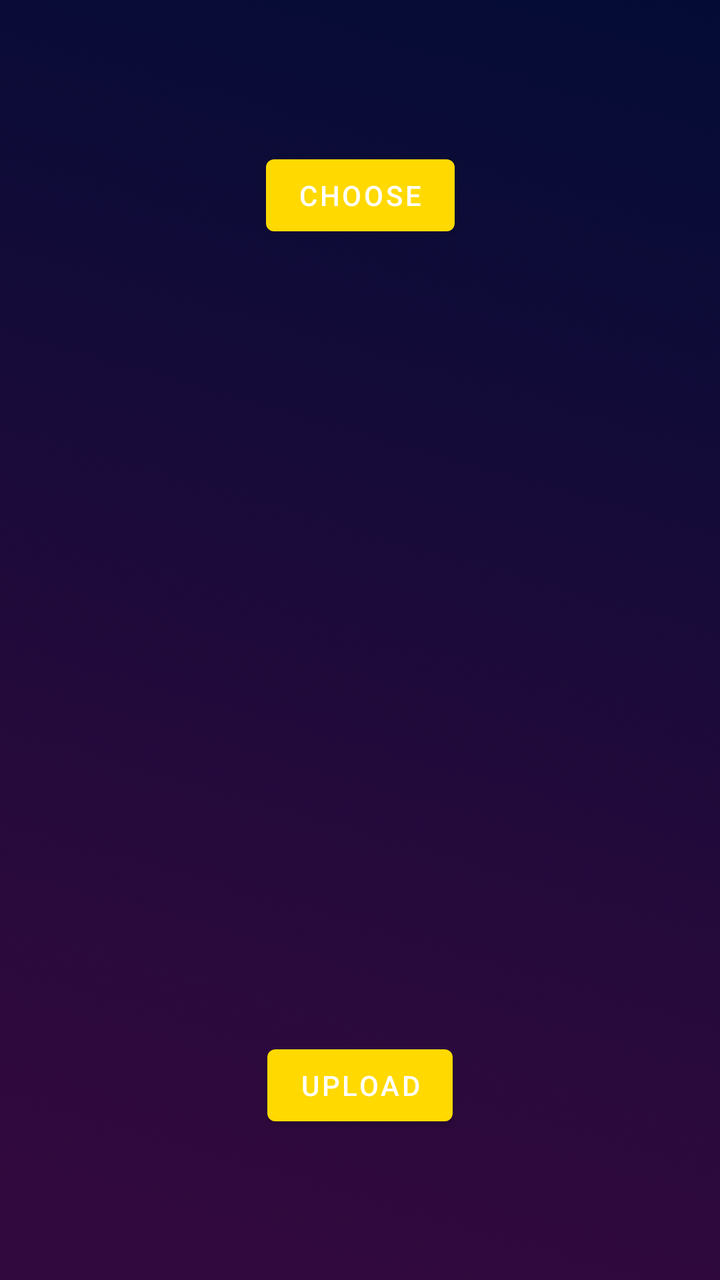
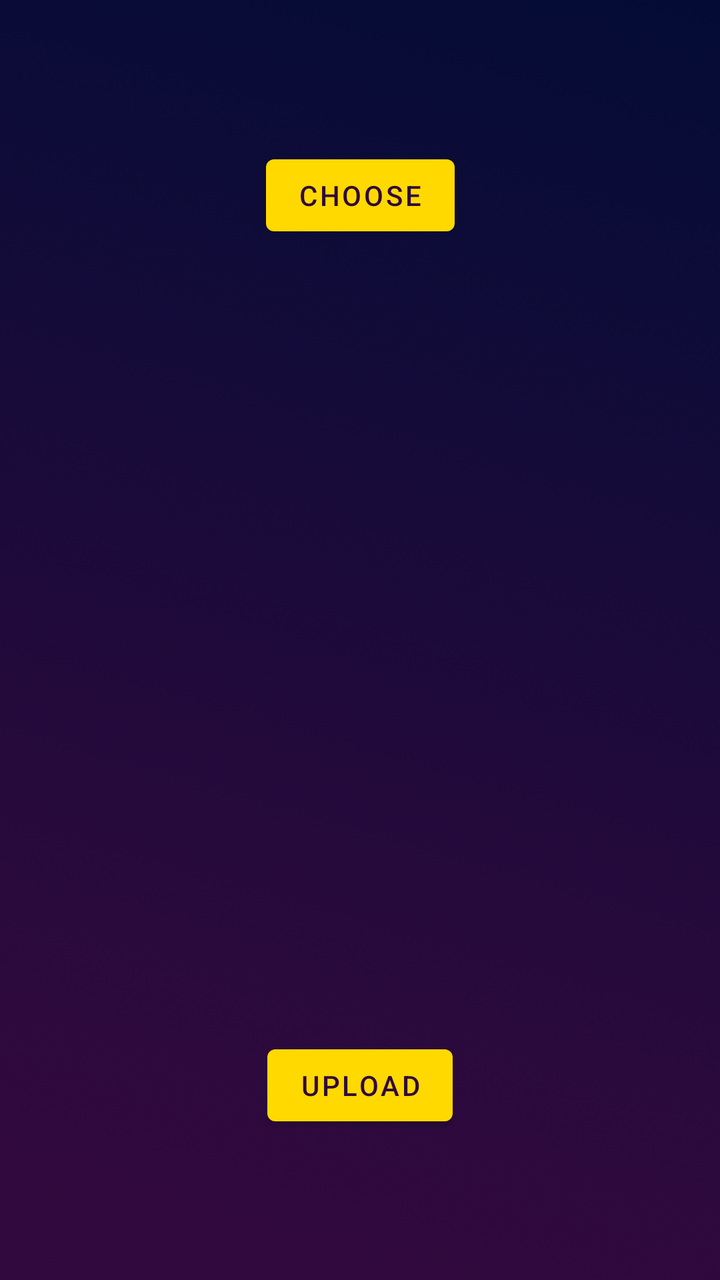

The first picture is an Android layout as it rendered before a commit; the second is the same layout after the commit. The layout source and the unified diff follow.
<!-- AndroidManifest.xml: activity theme Theme.Tasqr_NoToolBar -->
<!-- res/layout/activity_change_avatar.xml -->
<?xml version="1.0" encoding="utf-8"?>
<androidx.constraintlayout.widget.ConstraintLayout xmlns:android="http://schemas.android.com/apk/res/android"
    xmlns:app="http://schemas.android.com/apk/res-auto"
    xmlns:tools="http://schemas.android.com/tools"
    android:layout_width="match_parent"
    android:layout_height="match_parent"
    tools:context=".ChangeAvatarActivity"
    android:background="@drawable/backgroundlogin">

    <Button
        android:id="@+id/button_choose_image"
        android:layout_width="wrap_content"
        android:layout_height="wrap_content"
        android:text="choose"
        app:layout_constraintBottom_toTopOf="@+id/imageView_chosen_image"
        app:layout_constraintEnd_toEndOf="parent"
        app:layout_constraintStart_toStartOf="parent"
        app:layout_constraintTop_toTopOf="parent" />

    <Button
        android:id="@+id/button_upload_image"
        android:layout_width="wrap_content"
        android:layout_height="wrap_content"
        android:text="upload"
        app:layout_constraintBottom_toBottomOf="parent"
        app:layout_constraintEnd_toEndOf="parent"
        app:layout_constraintStart_toStartOf="parent"
        app:layout_constraintTop_toBottomOf="@+id/imageView_chosen_image" />

    <ImageView
        android:id="@+id/imageView_chosen_image"
        android:layout_width="250dp"
        android:layout_height="250dp"
        app:layout_constraintBottom_toBottomOf="parent"
        app:layout_constraintEnd_toEndOf="parent"
        app:layout_constraintStart_toStartOf="parent"
        app:layout_constraintTop_toTopOf="parent" />


</androidx.constraintlayout.widget.ConstraintLayout>
<!-- resources referenced by this layout -->
<resources>
  <!-- drawable backgroundlogin: jpg bitmap (drawable, 9335 bytes) -->
  <style name="Theme.Tasqr_NoToolBar" parent="Theme.MaterialComponents.Light.NoActionBar">
          
          <item name="colorPrimary">@color/tasqr_yellow</item>
          <item name="colorPrimaryVariant">@color/purple_700</item>
          <item name="colorOnPrimary">@color/white</item>
          
          <item name="colorSecondary">@color/teal_200</item>
          <item name="colorSecondaryVariant">@color/teal_700</item>
          <item name="colorOnSecondary">@color/black</item>
          
          <item name="android:statusBarColor">@color/status_bar_color</item>
          
      </style>
  <color name="tasqr_yellow">#FFD900</color>
  <color name="purple_700">#FF3700B3</color>
  <color name="white">#FFFFFFFF</color>
  <color name="teal_200">#FF03DAC5</color>
  <color name="teal_700">#FF018786</color>
  <color name="black">#FF000000</color>
  <color name="status_bar_color">#070C36</color>
</resources>

<!-- the commit's change to res/layout/activity_change_avatar.xml (unified diff, before → after) -->
@@ -12,6 +12,7 @@
         android:layout_width="wrap_content"
         android:layout_height="wrap_content"
         android:text="choose"
+        android:textColor="@color/tasqr_purple"
         app:layout_constraintBottom_toTopOf="@+id/imageView_chosen_image"
         app:layout_constraintEnd_toEndOf="parent"
         app:layout_constraintStart_toStartOf="parent"
@@ -22,6 +23,7 @@
         android:layout_width="wrap_content"
         android:layout_height="wrap_content"
         android:text="upload"
+        android:textColor="@color/tasqr_purple"
         app:layout_constraintBottom_toBottomOf="parent"
         app:layout_constraintEnd_toEndOf="parent"
         app:layout_constraintStart_toStartOf="parent"
<!-- resource entries referenced after the edit -->
@@ -1,5 +1,6 @@
 <!-- resources referenced by this layout -->
 <resources>
+  <color name="tasqr_purple">#30093D</color>
   <!-- drawable backgroundlogin: jpg bitmap (drawable, 9335 bytes) -->
   <style name="Theme.Tasqr_NoToolBar" parent="Theme.MaterialComponents.Light.NoActionBar">
           
